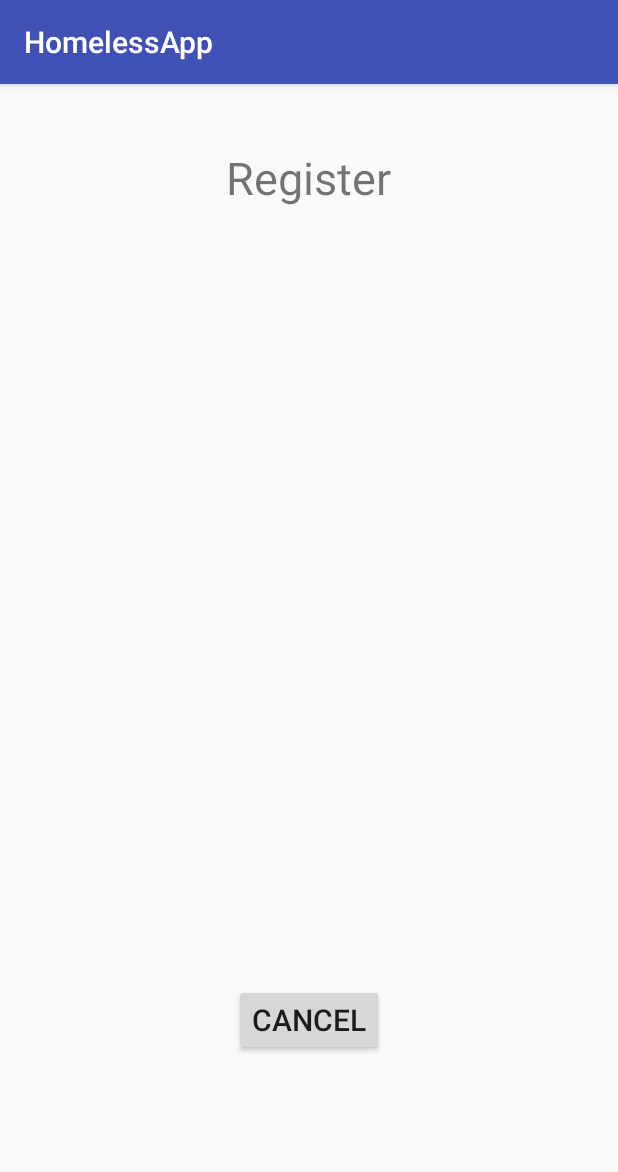
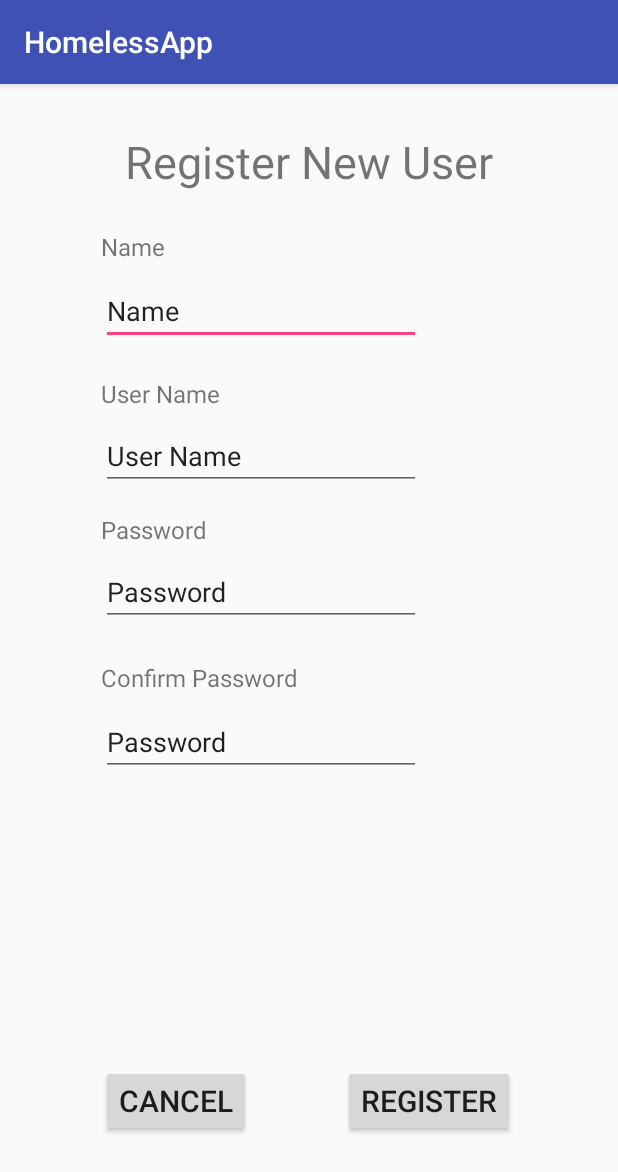
Before and after one commit to DjangoBlockchained/FindMyHome, an Android app: the RegisterScreenActivity screen opened directly, with no data from a screen before it, on a phone screen of 412 x 824 dp. Shown: the top 1172 px of the screen. Run offline under Robolectric (Android 15) with nearby library versions, the phone set to English and light mode, and no system bars.

Commit message:
Create text fields for registration

```diff
--- /dev/null
+++ b/HomelessApp/app/src/main/java/com/example/peter/homelessapp/model/Administer.java
@@ -0,0 +1,8 @@
+package com.example.peter.homelessapp.model;
+
+/**
+ * Created by Peter on 2/16/18.
+ */
+
+public class Administer {
+}
--- /dev/null
+++ b/HomelessApp/app/src/main/java/com/example/peter/homelessapp/model/User.java
@@ -0,0 +1,8 @@
+package com.example.peter.homelessapp.model;
+
+/**
+ * Created by Peter on 2/16/18.
+ */
+
+public class User {
+}
--- a/HomelessApp/app/src/main/res/layout/activity_register_screen.xml
+++ b/HomelessApp/app/src/main/res/layout/activity_register_screen.xml
@@ -8,8 +8,8 @@
         android:layout_height="wrap_content"
         android:layout_alignParentTop="true"
         android:layout_centerHorizontal="true"
-        android:layout_marginTop="42dp"
-        android:text="@string/register"
+        android:layout_marginTop="31dp"
+        android:text="Register New User"
         android:textSize="30sp" />
 
     <Button
@@ -17,8 +17,105 @@
         android:layout_width="wrap_content"
         android:layout_height="wrap_content"
         android:layout_alignParentBottom="true"
-        android:layout_centerHorizontal="true"
-        android:layout_marginBottom="120dp"
+        android:layout_alignParentStart="true"
+        android:layout_marginBottom="66dp"
+        android:layout_marginStart="67dp"
         android:text="Cancel"
         android:textSize="20sp" />
+
+    <Button
+        android:id="@+id/registerUser"
+        android:layout_width="wrap_content"
+        android:layout_height="wrap_content"
+        android:layout_alignBaseline="@+id/cancel2"
+        android:layout_alignBottom="@+id/cancel2"
+        android:layout_marginStart="61dp"
+        android:layout_toEndOf="@+id/cancel2"
+        android:text="Register"
+        android:textSize="20sp" />
+
+    <EditText
+        android:id="@+id/editText"
+        android:layout_width="wrap_content"
+        android:layout_height="wrap_content"
+        android:layout_alignStart="@+id/cancel2"
+        android:layout_below="@+id/textView6"
+        android:layout_marginTop="9dp"
+        android:ems="10"
+        android:inputType="textPersonName"
+        android:text="Name" />
+
+    <TextView
+        android:id="@+id/textView6"
+        android:layout_width="wrap_content"
+        android:layout_height="wrap_content"
+        android:layout_alignStart="@+id/editText"
+        android:layout_below="@+id/textView5"
+        android:layout_marginTop="25dp"
+        android:text="Name"
+        android:textSize="16sp" />
+
+    <TextView
+        android:id="@+id/textView7"
+        android:layout_width="wrap_content"
+        android:layout_height="wrap_content"
+        android:layout_alignStart="@+id/editText"
+        android:layout_below="@+id/editText"
+        android:layout_marginTop="21dp"
+        android:text="User Name"
+        android:textSize="16sp" />
+
+    <EditText
+        android:id="@+id/editText2"
+        android:layout_width="wrap_content"
+        android:layout_height="wrap_content"
+        android:layout_alignStart="@+id/textView7"
+        android:layout_below="@+id/textView7"
+        android:layout_marginTop="8dp"
+        android:ems="10"
+        android:inputType="textMultiLine|textImeMultiLine|textPersonName"
+        android:text="User Name" />
+
+    <TextView
+        android:id="@+id/textView8"
+        android:layout_width="wrap_content"
+        android:layout_height="wrap_content"
+        android:layout_alignStart="@+id/editText2"
+        android:layout_below="@+id/editText2"
+        android:layout_marginTop="15dp"
+        android:text="Password"
+        android:textSize="16sp" />
+
+    <EditText
+        android:id="@+id/editText3"
+        android:layout_width="wrap_content"
+        android:layout_height="wrap_content"
+        android:layout_alignStart="@+id/textView8"
+        android:layout_below="@+id/textView8"
+        android:layout_marginTop="8dp"
+        android:ems="10"
+        android:inputType="textPersonName"
+        android:text="Password" />
+
+    <TextView
+        android:id="@+id/textView9"
+        android:layout_width="wrap_content"
+        android:layout_height="wrap_content"
+        android:layout_alignStart="@+id/editText3"
+        android:layout_below="@+id/editText3"
+        android:layout_marginTop="23dp"
+        android:text="Confirm Password"
+        android:textSize="16sp" />
+
+    <EditText
+        android:id="@+id/editText5"
+        android:layout_width="wrap_content"
+        android:layout_height="wrap_content"
+        android:layout_alignStart="@+id/textView9"
+        android:layout_below="@+id/textView9"
+        android:layout_marginTop="9dp"
+        android:ems="10"
+        android:inputType="textPersonName"
+        android:text="Password" />
+
 </RelativeLayout>
```
